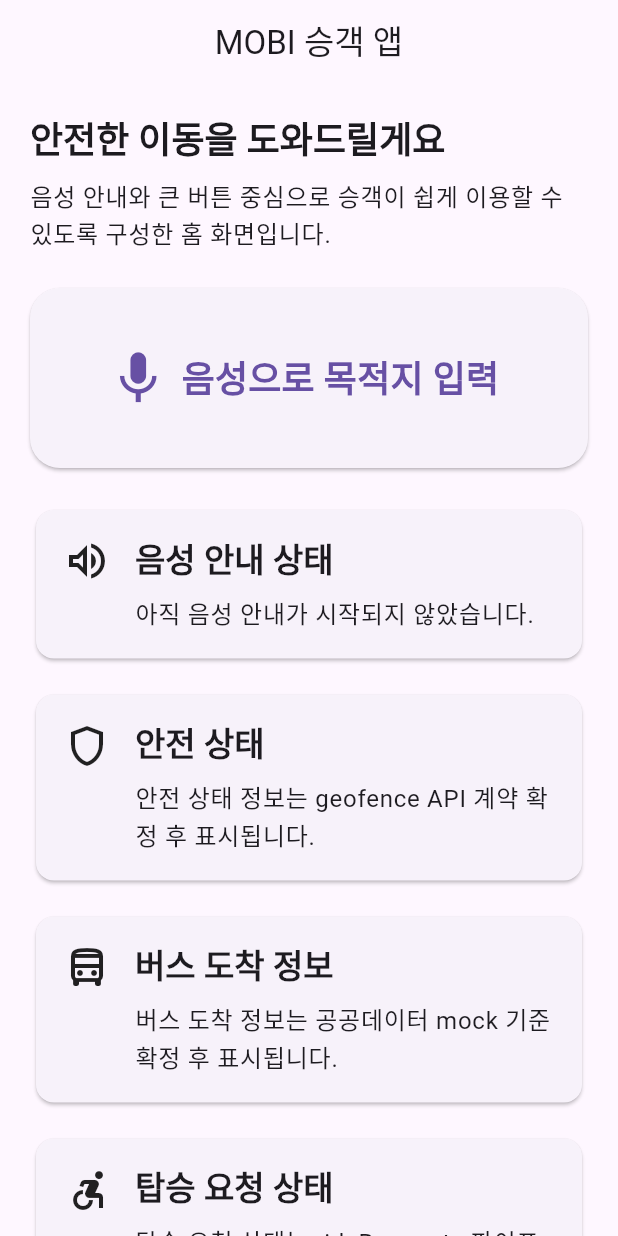
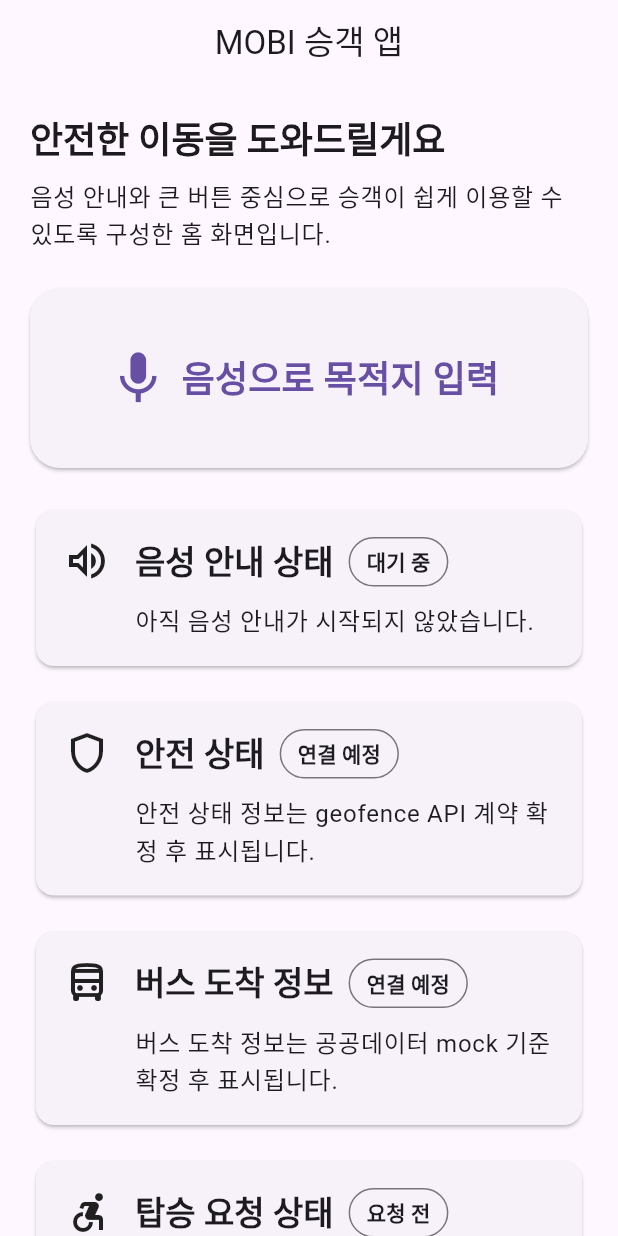
Before and after one commit to Yoonhsub/Integrated-Safety-Assurance-System-using-Spatial-Audio-and-AI, a Flutter app: the screen it shows after launch, on a phone screen of 412 x 824 dp. Run offline on Flutter 3.47's test engine with Material 3 defaults, Android fonts, the light colour scheme and no system bars.

Commit message:
feat(Toonhsub): improve passenger accessibility status rendering

```diff
--- a/mobi-smart-transport-ai/apps/passenger_app/lib/src/pages/home_page.dart
+++ b/mobi-smart-transport-ai/apps/passenger_app/lib/src/pages/home_page.dart
@@ -79,26 +79,36 @@ class _HomePageState extends State<HomePage> {
               const SizedBox(height: 24),
               _StatusCard(
                 title: '음성 안내 상태',
+                statusLabel: _isListening ? '입력 중' : '대기 중',
                 description: _voiceStatusMessage,
                 icon: Icons.volume_up_outlined,
+                semanticHint: _isListening
+                    ? '현재 음성 입력을 기다리는 중입니다.'
+                    : '음성 입력이 시작되지 않았거나 종료된 상태입니다.',
               ),
               const SizedBox(height: 16),
               const _StatusCard(
                 title: '안전 상태',
+                statusLabel: '연결 예정',
                 description: '안전 상태 정보는 geofence API 계약 확정 후 표시됩니다.',
                 icon: Icons.shield_outlined,
+                semanticHint: '아직 실제 안전 상태 API와 연결되지 않은 안내 영역입니다.',
               ),
               const SizedBox(height: 16),
               const _StatusCard(
                 title: '버스 도착 정보',
+                statusLabel: '연결 예정',
                 description: '버스 도착 정보는 공공데이터 mock 기준 확정 후 표시됩니다.',
                 icon: Icons.directions_bus_outlined,
+                semanticHint: '아직 실제 버스 도착 정보와 연결되지 않은 안내 영역입니다.',
               ),
               const SizedBox(height: 16),
               const _StatusCard(
                 title: '탑승 요청 상태',
+                statusLabel: '요청 전',
                 description: '탑승 요청 상태는 rideRequests 파이프라인 확정 후 표시됩니다.',
                 icon: Icons.accessible_forward_outlined,
+                semanticHint: '아직 탑승 요청이 생성되지 않은 상태입니다.',
               ),
             ],
           ),
@@ -115,6 +125,7 @@ class _HeaderSection extends StatelessWidget {
   Widget build(BuildContext context) {
     return Semantics(
       header: true,
+      label: 'MOBI 승객 앱 홈 화면',
       child: Column(
         crossAxisAlignment: CrossAxisAlignment.start,
         children: [
@@ -185,19 +196,24 @@ class _VoiceActionButton extends StatelessWidget {
 class _StatusCard extends StatelessWidget {
   const _StatusCard({
     required this.title,
+    required this.statusLabel,
     required this.description,
     required this.icon,
+    required this.semanticHint,
   });
 
   final String title;
+  final String statusLabel;
   final String description;
   final IconData icon;
+  final String semanticHint;
 
   @override
   Widget build(BuildContext context) {
     return Semantics(
       container: true,
-      label: '$title, $description',
+      label: '$title, 상태 $statusLabel, $description',
+      hint: semanticHint,
       child: Card(
         elevation: 1,
         child: Padding(
@@ -211,13 +227,11 @@ class _StatusCard extends StatelessWidget {
                 child: Column(
                   crossAxisAlignment: CrossAxisAlignment.start,
                   children: [
-                    Text(
-                      title,
-                      style: Theme.of(context).textTheme.titleLarge?.copyWith(
-                            fontWeight: FontWeight.bold,
-                          ),
+                    _StatusHeader(
+                      title: title,
+                      statusLabel: statusLabel,
                     ),
-                    const SizedBox(height: 8),
+                    const SizedBox(height: 10),
                     Text(
                       description,
                       style: Theme.of(context).textTheme.bodyLarge,
@@ -232,3 +246,53 @@ class _StatusCard extends StatelessWidget {
     );
   }
 }
+
+class _StatusHeader extends StatelessWidget {
+  const _StatusHeader({
+    required this.title,
+    required this.statusLabel,
+  });
+
+  final String title;
+  final String statusLabel;
+
+  @override
+  Widget build(BuildContext context) {
+    return Wrap(
+      spacing: 10,
+      runSpacing: 8,
+      crossAxisAlignment: WrapCrossAlignment.center,
+      children: [
+        Text(
+          title,
+          style: Theme.of(context).textTheme.titleLarge?.copyWith(
+                fontWeight: FontWeight.bold,
+              ),
+        ),
+        Semantics(
+          label: '상태 $statusLabel',
+          child: DecoratedBox(
+            decoration: BoxDecoration(
+              border: Border.all(
+                color: Theme.of(context).colorScheme.outline,
+              ),
+              borderRadius: BorderRadius.circular(999),
+            ),
+            child: Padding(
+              padding: const EdgeInsets.symmetric(
+                horizontal: 12,
+                vertical: 6,
+              ),
+              child: Text(
+                statusLabel,
+                style: Theme.of(context).textTheme.labelLarge?.copyWith(
+                      fontWeight: FontWeight.bold,
+                    ),
+              ),
+            ),
+          ),
+        ),
+      ],
+    );
+  }
+}
```
